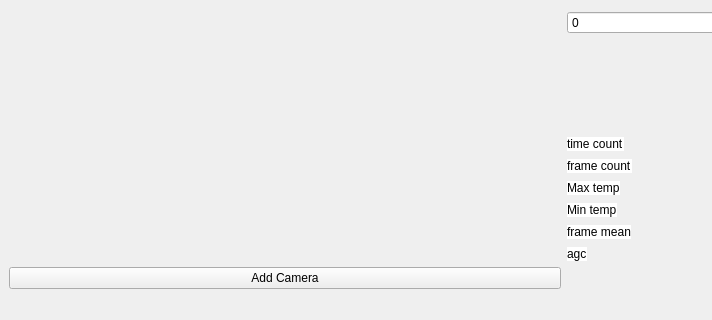
The window that ui/Ui_MainWindow.ui (alvaro893/sensor-reader) describes before a commit, drawn with Qt 5; both pictures show x 0 to 712 and y 243 to 563 of the 1128 by 563 pixel window.
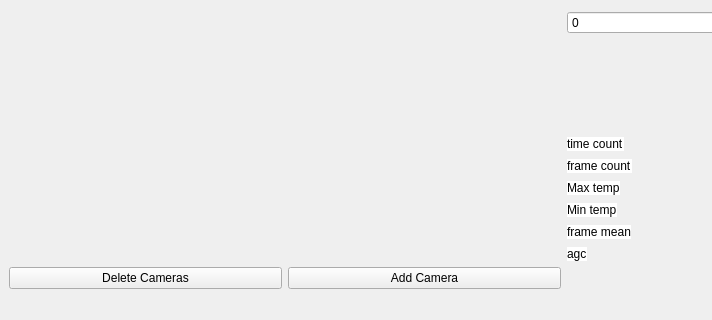
The same window after the commit.

Commit message: add delte camera button

Patch:
```diff
--- a/ui/Ui_MainWindow.ui
+++ b/ui/Ui_MainWindow.ui
@@ -18,17 +18,7 @@
   </property>
   <widget class="QWidget" name="centralwidget">
    <layout class="QGridLayout" name="gridLayout_2">
-    <item row="0" column="0">
-     <layout class="QVBoxLayout" name="plotLayout"/>
-    </item>
-    <item row="1" column="0">
-     <widget class="QPushButton" name="addCameraButton">
-      <property name="text">
-       <string>Add Camera</string>
-      </property>
-     </widget>
-    </item>
-    <item row="0" column="1" rowspan="2">
+    <item row="0" column="1" rowspan="3">
      <layout class="QGridLayout" name="gridLayout">
       <property name="spacing">
        <number>8</number>
@@ -358,6 +348,27 @@
       </item>
      </layout>
     </item>
+    <item row="2" column="0">
+     <layout class="QHBoxLayout" name="horizontalLayout_4">
+      <item>
+       <widget class="QPushButton" name="deleteButton">
+        <property name="text">
+         <string>Delete Cameras</string>
+        </property>
+       </widget>
+      </item>
+      <item>
+       <widget class="QPushButton" name="addCameraButton">
+        <property name="text">
+         <string>Add Camera</string>
+        </property>
+       </widget>
+      </item>
+     </layout>
+    </item>
+    <item row="0" column="0" rowspan="2">
+     <layout class="QVBoxLayout" name="plotLayout"/>
+    </item>
    </layout>
   </widget>
   <widget class="QMenuBar" name="menubar">
```
The commit also changes 2 other files.
